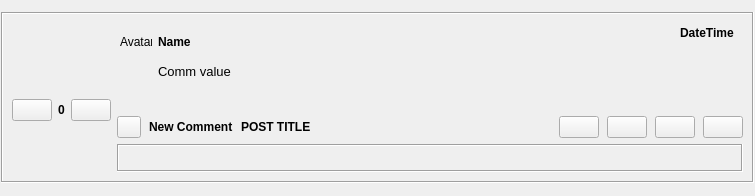
This is retroshare-gui/src/gui/feeds/BoardsCommentsItem.ui in RetroShare/RetroShare as Qt 5 draws it before an edit. The edited form follows.
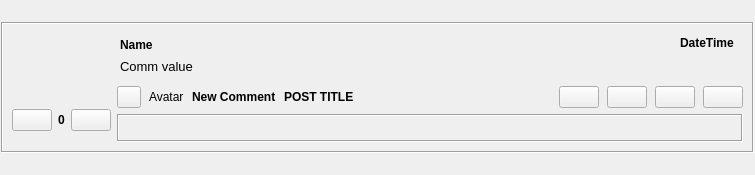
This is the edited form. Custom widgets are drawn as their Qt base class.

What changed in the file:
```diff
--- a/retroshare-gui/src/gui/feeds/BoardsCommentsItem.ui
+++ b/retroshare-gui/src/gui/feeds/BoardsCommentsItem.ui
@@ -7,7 +7,7 @@
     <x>0</x>
     <y>0</y>
     <width>755</width>
-    <height>196</height>
+    <height>175</height>
    </rect>
   </property>
   <layout class="QGridLayout" name="gridLayout_3">
@@ -74,6 +74,13 @@
           </property>
          </widget>
         </item>
+        <item>
+         <widget class="QLabel" name="logoLabel">
+          <property name="text">
+           <string>Avatar</string>
+          </property>
+         </widget>
+        </item>
         <item>
          <widget class="QLabel" name="newCommentLabel">
           <property name="sizePolicy">
@@ -264,7 +271,7 @@
       <item row="0" column="0" rowspan="4">
        <layout class="QVBoxLayout" name="verticalLayout">
         <item>
-         <widget class="QLabel" name="logoLabel">
+         <widget class="QLabel" name="avatarLabel">
           <property name="sizePolicy">
            <sizepolicy hsizetype="Preferred" vsizetype="Maximum">
             <horstretch>0</horstretch>
@@ -339,7 +346,7 @@
           <property name="sizeHint" stdset="0">
            <size>
             <width>58</width>
-            <height>40</height>
+            <height>10</height>
            </size>
           </property>
          </spacer>
@@ -370,47 +377,6 @@
          <property name="bottomMargin">
           <number>0</number>
          </property>
-         <item row="0" column="0">
-          <widget class="QLabel" name="avatarLabel">
-           <property name="minimumSize">
-            <size>
-             <width>32</width>
-             <height>32</height>
-            </size>
-           </property>
-           <property name="maximumSize">
-            <size>
-             <width>32</width>
-             <height>32</height>
-            </size>
-           </property>
-           <property name="text">
-            <string>Avatar</string>
-           </property>
-          </widget>
-         </item>
-         <item row="0" column="1">
-          <widget class="GxsIdLabel" name="nameLabel">
-           <property name="sizePolicy">
-            <sizepolicy hsizetype="Preferred" vsizetype="Preferred">
-             <horstretch>0</horstretch>
-             <verstretch>0</verstretch>
-            </sizepolicy>
-           </property>
-           <property name="font">
-            <font>
-             <weight>75</weight>
-             <bold>true</bold>
-            </font>
-           </property>
-           <property name="text">
-            <string>Name</string>
-           </property>
-           <property name="alignment">
-            <set>Qt::AlignLeading|Qt::AlignLeft|Qt::AlignVCenter</set>
-           </property>
-          </widget>
-         </item>
          <item row="0" column="2">
           <spacer name="horizontalSpacer_3">
            <property name="orientation">
@@ -443,20 +409,29 @@
            </property>
           </widget>
          </item>
-         <item row="1" column="0">
-          <spacer name="verticalSpacer_3">
-           <property name="orientation">
-            <enum>Qt::Vertical</enum>
+         <item row="0" column="0" colspan="2">
+          <widget class="GxsIdLabel" name="nameLabel">
+           <property name="sizePolicy">
+            <sizepolicy hsizetype="Preferred" vsizetype="Preferred">
+             <horstretch>0</horstretch>
+             <verstretch>0</verstretch>
+            </sizepolicy>
            </property>
-           <property name="sizeHint" stdset="0">
-            <size>
-             <width>20</width>
-             <height>40</height>
-            </size>
+           <property name="font">
+            <font>
+             <weight>75</weight>
+             <bold>true</bold>
+            </font>
            </property>
-          </spacer>
+           <property name="text">
+            <string>Name</string>
+           </property>
+           <property name="alignment">
+            <set>Qt::AlignLeading|Qt::AlignLeft|Qt::AlignVCenter</set>
+           </property>
+          </widget>
          </item>
-         <item row="1" column="1" colspan="3">
+         <item row="1" column="0" colspan="4">
           <widget class="QLabel" name="commLabel">
            <property name="sizePolicy">
             <sizepolicy hsizetype="Preferred" vsizetype="Preferred">
```
